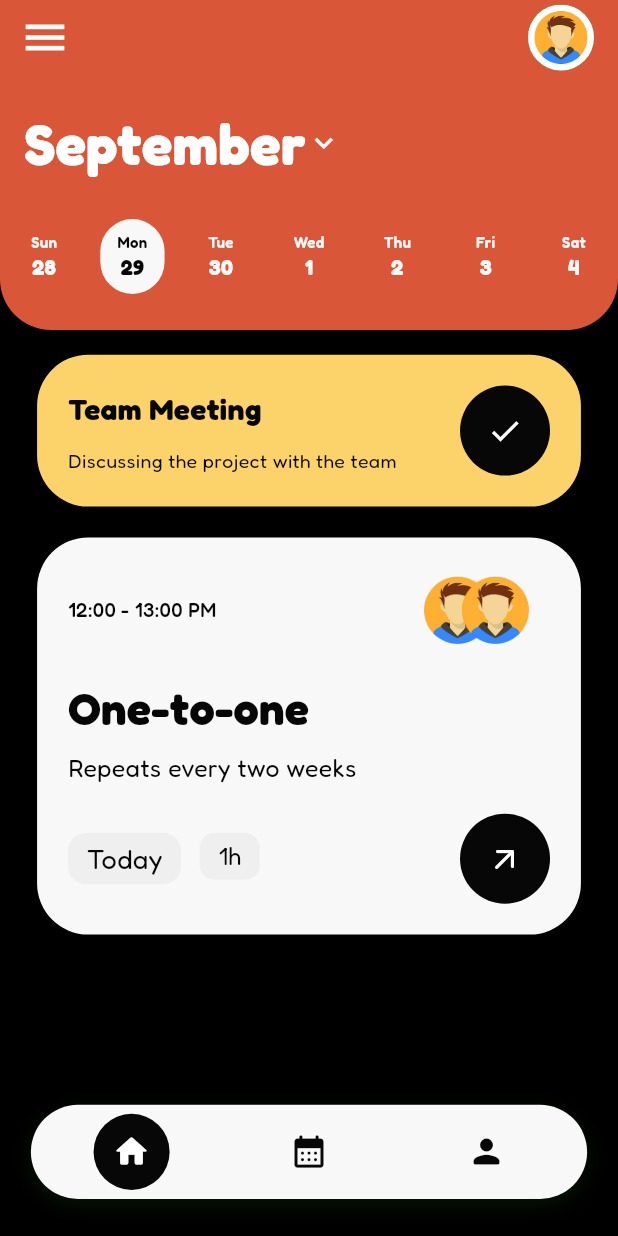
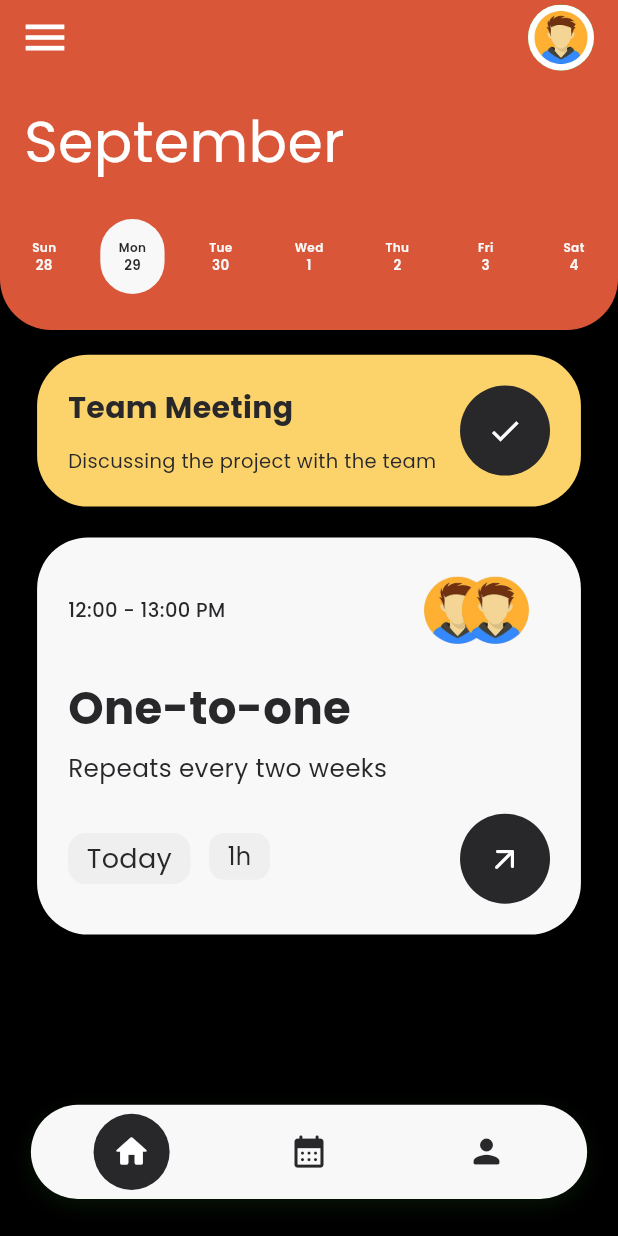
Before and after one commit to munirahmad9959/meetly, a Flutter app: the UserHomePage screen opened directly, on a phone screen of 412 x 824 dp. Run offline on Flutter 3.47's test engine with Material 3 defaults, Android fonts, the light colour scheme and no system bars; our stand-ins replace cloud_firestore, firebase_auth, firebase_core, flutter_dotenv, google_fonts; accounts and stored records are empty.

Commit message:
REFACTOR: Standardize typography and update brand theme
- Replace FontWeight.bold with FontWeight.w600 across all components for consistent typography
- Switch from Fredoka to Poppins font family for improved readability
- Update brandBlack color from #070707 to #28282b for better contrast
- Remove dropdown icon from CalendarAppBar and adjust font sizes for better proportions

```diff
--- a/lib/features/auth/presentation/pages/register_page.dart
+++ b/lib/features/auth/presentation/pages/register_page.dart
@@ -76,7 +76,7 @@ class _RegisterPageState extends State<RegisterPage> {
                   'Create Account',
                   style: TextStyle(
                     fontSize: 32,
-                    fontWeight: FontWeight.bold,
+                    fontWeight: FontWeight.w600,
                     color: Colors.blue,
                   ),
                   textAlign: TextAlign.center,
--- a/lib/features/auth/presentation/widgets/admin_user_management.dart
+++ b/lib/features/auth/presentation/widgets/admin_user_management.dart
@@ -232,7 +232,7 @@ class _AdminUserManagementState extends State<AdminUserManagement> {
                     'User Management',
                     style: TextStyle(
                       fontSize: 18,
-                      fontWeight: FontWeight.bold,
+                      fontWeight: FontWeight.w600,
                     ),
                   ),
                 ),
--- a/lib/features/auth/presentation/widgets/role_welcome_message.dart
+++ b/lib/features/auth/presentation/widgets/role_welcome_message.dart
@@ -47,7 +47,7 @@ class RoleWelcomeMessage extends StatelessWidget {
                   _getWelcomeTitle(role, userName),
                   style: TextStyle(
                     fontSize: 18,
-                    fontWeight: FontWeight.bold,
+                    fontWeight: FontWeight.w600,
                     color: _getRoleColor(role),
                   ),
                 ),
--- a/lib/features/home/presentation/widgets/calendar_app_bar.dart
+++ b/lib/features/home/presentation/widgets/calendar_app_bar.dart
@@ -74,10 +74,9 @@ class CalendarAppBar extends StatelessWidget implements PreferredSizeWidget {
                       style: const TextStyle(
                         color: Colors.white,
                         fontSize: 38,
-                        fontWeight: FontWeight.bold,
+                        fontWeight: FontWeight.w400,
                       ),
                     ),
-                    const Icon(Icons.keyboard_arrow_down, color: Colors.white),
                   ],
                 ),
               ),
@@ -138,7 +137,7 @@ class CalendarAppBar extends StatelessWidget implements PreferredSizeWidget {
             day,
             style: TextStyle(
               color: isSelected ? AppTheme.brandBlack : AppTheme.brandBg,
-              fontSize: 10,
+              fontSize: 8,
               fontWeight: FontWeight.w600,
             ),
           ),
@@ -146,8 +145,8 @@ class CalendarAppBar extends StatelessWidget implements PreferredSizeWidget {
             date,
             style: TextStyle(
               color: isSelected ? AppTheme.brandBlack : AppTheme.brandBg,
-              fontSize: 14,
-              fontWeight: FontWeight.bold,
+              fontSize: 9,
+              fontWeight: FontWeight.w600,
             ),
           ),
         ],
--- a/lib/features/splash/presentation/pages/splash_page.dart
+++ b/lib/features/splash/presentation/pages/splash_page.dart
@@ -129,7 +129,7 @@ class _SplashPageState extends State<SplashPage>
                     'Meetly',
                     style: TextStyle(
                       fontSize: 48,
-                      fontWeight: FontWeight.bold,
+                      fontWeight: FontWeight.w600,
                       color: Colors.blue,
                       letterSpacing: 2,
                     ),
--- a/lib/main.dart
+++ b/lib/main.dart
@@ -28,9 +28,7 @@
         title: 'Meetly',
         debugShowCheckedModeBanner: false,
         theme: AppTheme.lightTheme.copyWith(
-          textTheme: GoogleFonts.fredokaTextTheme(
-            AppTheme.lightTheme.textTheme,
-          ),
+          textTheme: GoogleFonts.poppinsTextTheme(),
         ),
         home: const SplashPage(),
       ),
--- a/lib/shared/theme/app_theme.dart
+++ b/lib/shared/theme/app_theme.dart
@@ -6,7 +6,7 @@ class AppTheme {
   // 2. #3FCD36 (green)
   // 3. #D95639 (danger)
   // 4. #F8F8F8 (light background)
-  static const Color brandBlack = Color(0xFF070707);
+  static const Color brandBlack = Color(0xFF28282b);
   static const Color brandGreen = Color(0xFF3FCD36);
   static const Color brandDanger = Color(0xFFD95639);
   static const Color brandBg = Color(0xFFF8F8F8);
```
